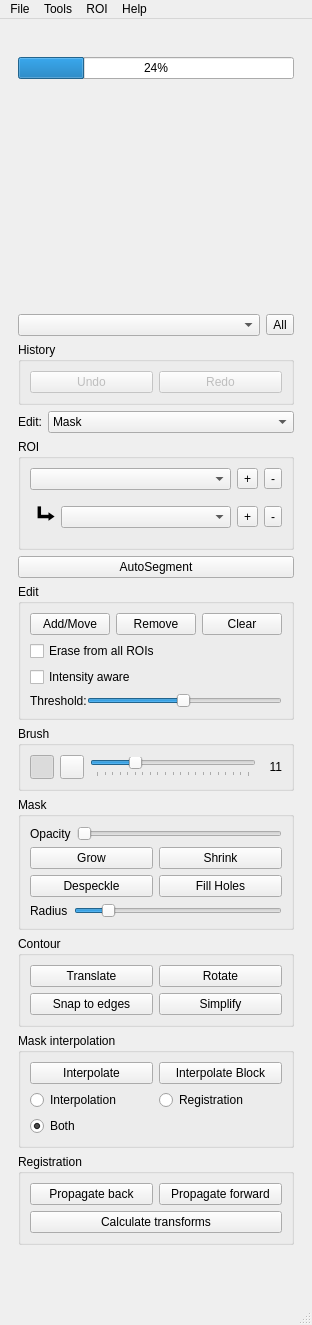
This is src/dafne/ui/toolbox.ui in dafne-imaging/dafne as Qt 5 draws it before an edit. The edited form follows.
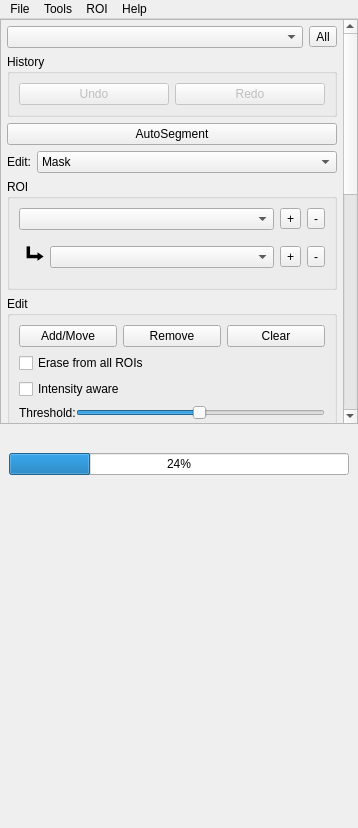
This is the edited form. Icons and pictures are not drawn.

Commit message: Some UI enhancements, especially for small screens

What changed in the file:
```diff
--- a/src/dafne/ui/toolbox.ui
+++ b/src/dafne/ui/toolbox.ui
@@ -6,61 +6,109 @@
    <rect>
     <x>0</x>
     <y>0</y>
-    <width>311</width>
-    <height>1325</height>
+    <width>358</width>
+    <height>828</height>
    </rect>
   </property>
+  <property name="sizePolicy">
+   <sizepolicy hsizetype="Fixed" vsizetype="Expanding">
+    <horstretch>0</horstretch>
+    <verstretch>0</verstretch>
+   </sizepolicy>
+  </property>
   <property name="windowTitle">
    <string>MainWindow</string>
   </property>
   <widget class="QWidget" name="centralwidget">
+   <property name="sizePolicy">
+    <sizepolicy hsizetype="Preferred" vsizetype="Preferred">
+     <horstretch>0</horstretch>
+     <verstretch>0</verstretch>
+    </sizepolicy>
+   </property>
    <layout class="QVBoxLayout" name="verticalLayout">
-    <item>
-     <widget class="QWidget" name="splashWidget" native="true">
-      <layout class="QVBoxLayout" name="verticalLayout_8">
-       <item>
-        <widget class="QLabel" name="splash_label">
-         <property name="text">
-          <string/>
-         </property>
-         <property name="alignment">
-          <set>Qt::AlignCenter</set>
-         </property>
-        </widget>
-       </item>
-       <item>
-        <widget class="QProgressBar" name="splash_progressbar">
-         <property name="value">
-          <number>24</number>
-         </property>
-        </widget>
-       </item>
-       <item>
-        <widget class="QLabel" name="splash_text_label">
-         <property name="text">
-          <string/>
-         </property>
-        </widget>
-       </item>
-       <item>
-        <spacer name="verticalSpacer_2">
-         <property name="orientation">
-          <enum>Qt::Vertical</enum>
-         </property>
-         <property name="sizeHint" stdset="0">
-          <size>
-           <width>20</width>
-           <height>40</height>
-          </size>
-         </property>
-        </spacer>
-       </item>
-      </layout>
-     </widget>
-    </item>
+    <property name="spacing">
+     <number>0</number>
+    </property>
+    <property name="leftMargin">
+     <number>0</number>
+    </property>
+    <property name="topMargin">
+     <number>0</number>
+    </property>
+    <property name="rightMargin">
+     <number>0</number>
+    </property>
+    <property name="bottomMargin">
+     <number>0</number>
+    </property>
     <item>
      <widget class="QWidget" name="mainUIWidget" native="true">
+      <property name="sizePolicy">
+       <sizepolicy hsizetype="Preferred" vsizetype="Preferred">
+        <horstretch>0</horstretch>
+        <verstretch>0</verstretch>
+       </sizepolicy>
+      </property>
       <layout class="QVBoxLayout" name="verticalLayout_9">
+       <property name="spacing">
+        <number>0</number>
+       </property>
+       <property name="leftMargin">
+        <number>0</number>
+       </property>
+       <property name="topMargin">
+        <number>0</number>
+       </property>
+       <property name="rightMargin">
+        <number>0</number>
+       </property>
+       <property name="bottomMargin">
+        <number>0</number>
+       </property>
+       <item>
+        <widget class="QScrollArea" name="scrollArea">
+         <property name="sizePolicy">
+          <sizepolicy hsizetype="MinimumExpanding" vsizetype="Expanding">
+           <horstretch>0</horstretch>
+           <verstretch>0</verstretch>
+          </sizepolicy>
+         </property>
+         <property name="horizontalScrollBarPolicy">
+          <enum>Qt::ScrollBarAlwaysOff</enum>
+         </property>
+         <property name="widgetResizable">
+          <bool>true</bool>
+         </property>
+         <widget class="QWidget" name="scrollAreaWidgetContents">
+          <property name="sizePolicy">
+           <sizepolicy hsizetype="Minimum" vsizetype="Expanding">
+            <horstretch>0</horstretch>
+            <verstretch>0</verstretch>
+           </sizepolicy>
+          </property>
+          <property name="minimumSize">
+           <size>
+            <width>333</width>
+            <height>0</height>
+           </size>
+          </property>
+          <layout class="QVBoxLayout" name="verticalLayout_11">
+           <property name="spacing">
+            <number>6</number>
+           </property>
+           <property name="leftMargin">
+            <number>6</number>
+           </property>
+           <property name="topMargin">
+            <number>6</number>
+           </property>
+           <property name="rightMargin">
+            <number>6</number>
+           </property>
+           <property name="bottomMargin">
+            <number>6</number>
+           </property>
        <item>
         <layout class="QHBoxLayout" name="horizontalLayout_11">
          <item>
@@ -111,6 +159,13 @@
          </layout>
         </widget>
        </item>
+           <item>
+            <widget class="QPushButton" name="autosegment_button">
+             <property name="text">
+              <string>AutoSegment</string>
+             </property>
+            </widget>
+           </item>
        <item>
         <layout class="QHBoxLayout" name="horizontalLayout_6">
          <item>
@@ -243,13 +298,6 @@
          </layout>
         </widget>
        </item>
-       <item>
-        <widget class="QPushButton" name="autosegment_button">
-         <property name="text">
-          <string>AutoSegment</string>
-         </property>
-        </widget>
-       </item>
        <item>
         <widget class="QGroupBox" name="edit_group">
          <property name="sizePolicy">
@@ -719,6 +767,40 @@
          </layout>
         </widget>
        </item>
+          </layout>
+         </widget>
+        </widget>
+       </item>
+      </layout>
+     </widget>
+    </item>
+    <item>
+     <widget class="QWidget" name="splashWidget" native="true">
+      <layout class="QVBoxLayout" name="verticalLayout_8">
+       <item>
+        <widget class="QLabel" name="splash_label">
+         <property name="text">
+          <string/>
+         </property>
+         <property name="alignment">
+          <set>Qt::AlignCenter</set>
+         </property>
+        </widget>
+       </item>
+       <item>
+        <widget class="QProgressBar" name="splash_progressbar">
+         <property name="value">
+          <number>24</number>
+         </property>
+        </widget>
+       </item>
+       <item>
+        <widget class="QLabel" name="splash_text_label">
+         <property name="text">
+          <string/>
+         </property>
+        </widget>
+       </item>
        <item>
         <spacer name="verticalSpacer">
          <property name="orientation">
@@ -742,8 +824,8 @@
     <rect>
      <x>0</x>
      <y>0</y>
-     <width>311</width>
-     <height>30</height>
+     <width>358</width>
+     <height>32</height>
     </rect>
    </property>
    <widget class="QMenu" name="menuFile">
@@ -839,7 +921,6 @@
    <addaction name="menuROI"/>
    <addaction name="menuHelp"/>
   </widget>
-  <widget class="QStatusBar" name="statusbar"/>
   <action name="actionImport_ROIs">
    <property name="text">
     <string>Import ROI file...</string>
```
Left out of the diff: 6 changed lines with no effect on the pictures. Lines whose indentation alone changed are shown as unchanged. The commit also changes 3 other files.
